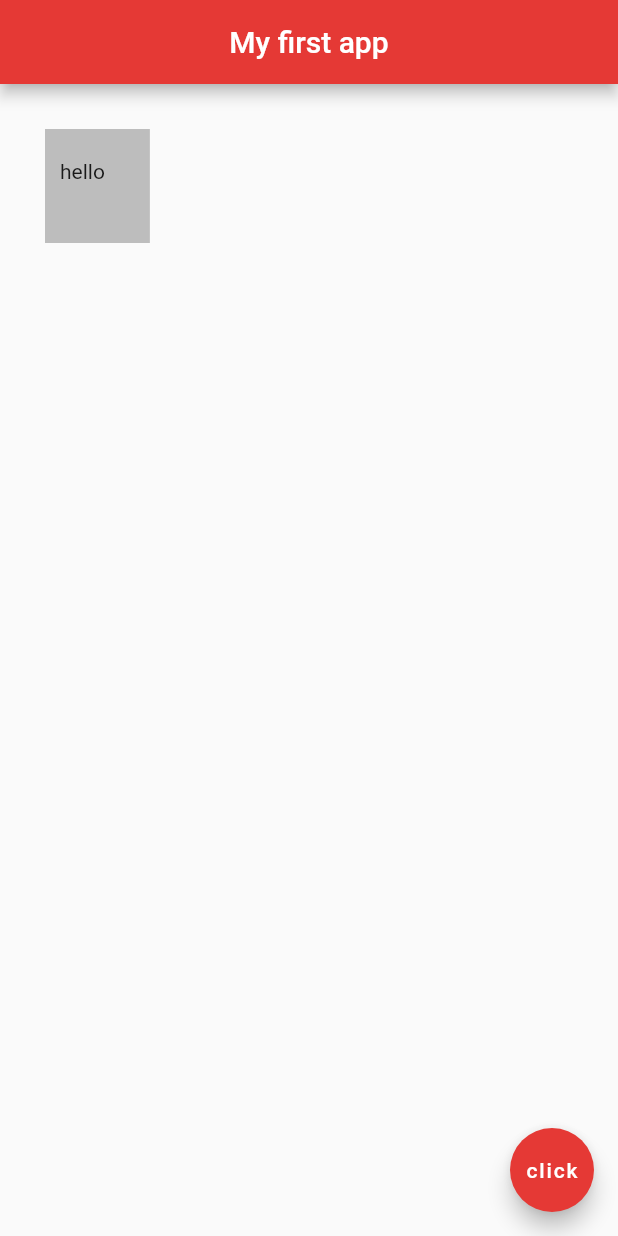
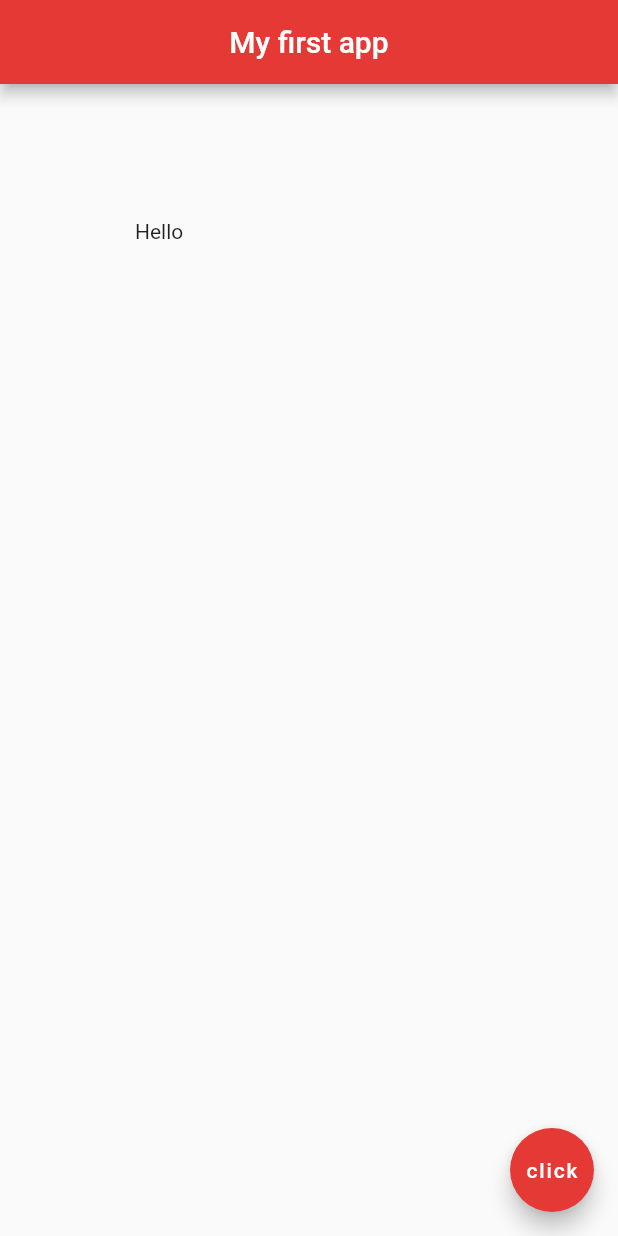
Before and after one commit to tygore587/flutterTutorial, a Flutter app: the screen it shows after launch, on a phone screen of 412 x 824 dp. Run offline on Flutter 3.47's test engine with Material 2 defaults, Android fonts, the phone set to English and light mode, and no system bars.

Commit message:
Padding widget + end of video 10

```diff
--- a/lib/main.dart
+++ b/lib/main.dart
@@ -11,11 +11,9 @@ class Home extends StatelessWidget {
         centerTitle: true,
         backgroundColor: Colors.red[600],
       ),
-      body: Container(
-        padding: EdgeInsets.fromLTRB(10, 20, 30, 40),
-        margin: EdgeInsets.all(30),
-        color: Colors.grey[400],
-        child: Text("hello"),
+      body: Padding(
+        padding: EdgeInsets.all(90),
+        child: Text("Hello"),
 
       ),
       floatingActionButton: FloatingActionButton(
```
Also changed, not shown: 1 other file.
